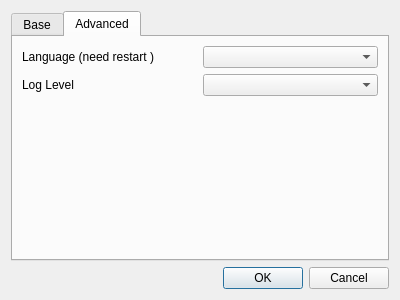
Qt form CryptokiMan/settings_dlg.ui (jykim74/CryptokiMan) before a commit.
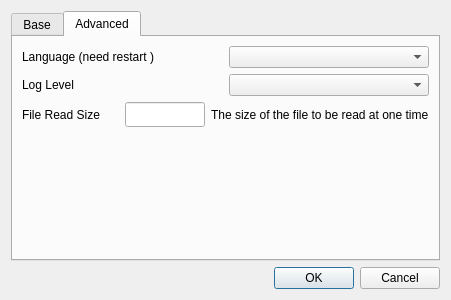
The same form after that commit. The open tabs and pages were chosen to show the change.

```diff
--- a/CryptokiMan/settings_dlg.ui
+++ b/CryptokiMan/settings_dlg.ui
@@ -6,7 +6,7 @@
    <rect>
     <x>0</x>
     <y>0</y>
-    <width>400</width>
+    <width>451</width>
     <height>300</height>
    </rect>
   </property>
@@ -99,6 +99,48 @@
          </item>
         </layout>
        </item>
+       <item>
+        <layout class="QGridLayout" name="gridLayout_3">
+         <property name="topMargin">
+          <number>0</number>
+         </property>
+         <item row="0" column="1">
+          <widget class="QLineEdit" name="mFileReadSizeText">
+           <property name="minimumSize">
+            <size>
+             <width>80</width>
+             <height>0</height>
+            </size>
+           </property>
+           <property name="maximumSize">
+            <size>
+             <width>80</width>
+             <height>16777215</height>
+            </size>
+           </property>
+           <property name="font">
+            <font>
+             <family>굴림체</family>
+            </font>
+           </property>
+          </widget>
+         </item>
+         <item row="0" column="0">
+          <widget class="QLabel" name="label_3">
+           <property name="text">
+            <string>File Read Size</string>
+           </property>
+          </widget>
+         </item>
+         <item row="0" column="2">
+          <widget class="QLabel" name="label_4">
+           <property name="text">
+            <string>The size of the file to be read at one time</string>
+           </property>
+          </widget>
+         </item>
+        </layout>
+       </item>
        <item>
         <spacer name="verticalSpacer_2">
          <property name="orientation">
```
Left out of the diff: 2 changed lines with no effect on the pictures.
